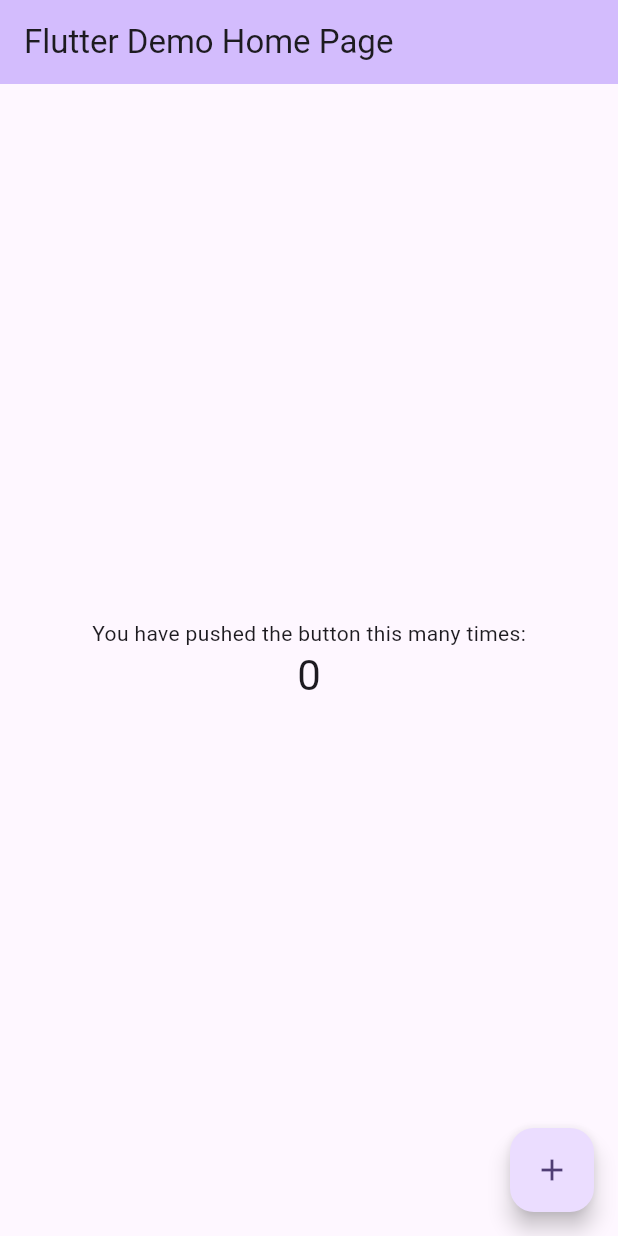
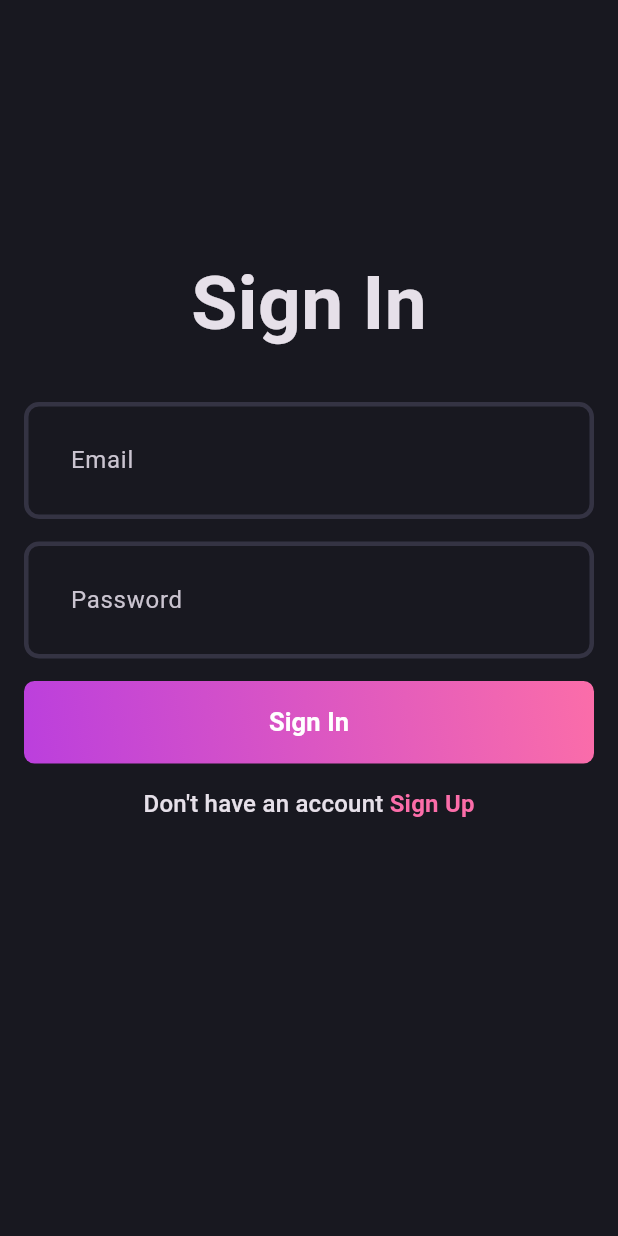
Before and after one commit to Harshul-Dwivedi/blog_app, a Flutter app: the screen it shows after launch, on a phone screen of 412 x 824 dp. Run offline on Flutter 3.47's test engine with Material 3 defaults, Android fonts, the phone set to English and light mode, and no system bars; our stand-ins replace flutter_bloc, fpdart, supabase_flutter; accounts and stored records are empty.

Commit message:
login and signup page added

```diff
--- /dev/null
+++ b/lib/core/error/exception.dart
@@ -0,0 +1,5 @@
+class ServerException implements Exception {
+  final String message;
+
+  const ServerException(this.message);
+}
--- /dev/null
+++ b/lib/core/error/failures.dart
@@ -0,0 +1,5 @@
+class Failures {
+  final String message;
+
+  Failures([this.message = "An unexpected error occurred!"]);
+}
--- /dev/null
+++ b/lib/core/theme/app_pallete.dart
@@ -0,0 +1,13 @@
+import 'package:flutter/material.dart';
+
+class AppPallete {
+  static const Color backgroundColor = Color.fromRGBO(24, 24, 32, 1);
+  static const Color gradient1 = Color.fromRGBO(187, 63, 221, 1);
+  static const Color gradient2 = Color.fromRGBO(251, 109, 169, 1);
+  static const Color gradient3 = Color.fromRGBO(255, 159, 124, 1);
+  static const Color borderColor = Color.fromRGBO(52, 51, 67, 1);
+  static const Color whiteColor = Colors.white;
+  static const Color greyColor = Colors.grey;
+  static const Color errorColor = Colors.redAccent;
+  static const Color transparentColor = Colors.transparent;
+}
--- /dev/null
+++ b/lib/core/theme/theme.dart
@@ -0,0 +1,31 @@
+import 'package:blogger/core/theme/app_pallete.dart';
+import 'package:flutter/material.dart';
+
+class AppTheme {
+  static _border([Color color = AppPallete.borderColor]) => OutlineInputBorder(
+        borderSide: BorderSide(
+          color: color,
+          width: 3,
+        ),
+        borderRadius: BorderRadius.circular(10),
+      );
+  static final darkThemeMode = ThemeData.dark().copyWith(
+    scaffoldBackgroundColor: AppPallete.backgroundColor,
+    appBarTheme: const AppBarTheme(
+      backgroundColor: AppPallete.backgroundColor,
+    ),
+    chipTheme: const ChipThemeData(
+      color: WidgetStatePropertyAll(
+        AppPallete.backgroundColor,
+      ),
+      side: BorderSide.none,
+    ),
+    inputDecorationTheme: InputDecorationTheme(
+      contentPadding: const EdgeInsets.all(27),
+      border: _border(),
+      enabledBorder: _border(),
+      focusedBorder: _border(AppPallete.gradient2),
+      errorBorder: _border(AppPallete.errorColor),
+    ),
+  );
+}
--- /dev/null
+++ b/lib/core/usecase/usecase.dart
@@ -0,0 +1,6 @@
+import 'package:blogger/core/error/failures.dart';
+import 'package:fpdart/fpdart.dart';
+
+abstract interface class Usecase<SuccessType, Params> {
+  Future<Either<Failures, SuccessType>> call(Params params);
+}
--- /dev/null
+++ b/lib/features/auth/data/sources/auth_remote_datasource.dart
@@ -0,0 +1,48 @@
+import 'package:blogger/core/error/exception.dart';
+import 'package:supabase_flutter/supabase_flutter.dart';
+
+abstract interface class AuthRemoteDatasource {
+  Future<String> signUpWithEmailPassword({
+    required String email,
+    required String password,
+    required String name,
+  });
+
+  Future<String> loginWithEmailPassword({
+    required String email,
+    required String password,
+  });
+}
+
+class AuthRemoteDataSourceImpl implements AuthRemoteDatasource {
+  final SupabaseClient supabaseClient;
+
+  ///we are not initialising supabase client here because this will create a dependency
+  ///on authremote  impl. and so we use DI for this purpose. so even in future if we
+  ///change d.b to firebase we dont have to initialise anything here.
+
+  AuthRemoteDataSourceImpl(this.supabaseClient);
+  @override
+  Future<String> loginWithEmailPassword(
+      {required String email, required String password}) {
+    // TODO: implement loginWithEmailPassword
+    throw UnimplementedError();
+  }
+
+  @override
+  Future<String> signUpWithEmailPassword(
+      {required String email,
+      required String password,
+      required String name}) async {
+    try {
+      final response = await supabaseClient.auth
+          .signUp(password: password, email: email, data: {'name': name});
+      if (response.user == null) {
+        throw const ServerException("User is null");
+      }
+      return response.user!.id;
+    } catch (e) {
+      throw ServerException(e.toString());
+    }
+  }
+}
--- /dev/null
+++ b/lib/features/auth/domain/repository/auth_repository.dart
@@ -0,0 +1,10 @@
+import 'package:blogger/core/error/failures.dart';
+import 'package:fpdart/fpdart.dart';
+
+abstract interface class AuthRepository {
+  Future<Either<Failures, String>> signUpWithEmailPassword(
+      {required String email, required String name, required String password});
+
+  Future<Either<Failures, String>> loginWithEmailPassword(
+      {required String email, required String password});
+}
--- /dev/null
+++ b/lib/features/auth/domain/usecase/user_signup.dart
@@ -0,0 +1,27 @@
+// ignore_for_file: public_member_api_docs, sort_constructors_first
+import 'package:blogger/core/error/failures.dart';
+import 'package:blogger/core/usecase/usecase.dart';
+import 'package:blogger/features/auth/domain/repository/auth_repository.dart';
+import 'package:fpdart/fpdart.dart';
+
+class UserSignupUsecase implements Usecase<String, UserSignupParams> {
+  final AuthRepository authRepository;
+
+  UserSignupUsecase(this.authRepository);
+  @override
+  Future<Either<Failures, String>> call(UserSignupParams params) async {
+    return await authRepository.signUpWithEmailPassword(
+        email: params.name, name: params.email, password: params.password);
+  }
+}
+
+class UserSignupParams {
+  final String email;
+  final String password;
+  final String name;
+  UserSignupParams({
+    required this.email,
+    required this.password,
+    required this.name,
+  });
+}
--- /dev/null
+++ b/lib/features/auth/presentation/bloc/auth_event.dart
@@ -0,0 +1,16 @@
+part of 'auth_bloc.dart';
+
+@immutable
+sealed class AuthEvent {}
+
+final class AuthSignUp extends AuthEvent {
+  final String email;
+  final String password;
+  final String name;
+
+  AuthSignUp({
+    required this.email,
+    required this.password,
+    required this.name,
+  });
+}
--- /dev/null
+++ b/lib/features/auth/presentation/pages/login_page.dart
@@ -0,0 +1,102 @@
+import 'package:blogger/core/theme/app_pallete.dart';
+import 'package:blogger/features/auth/presentation/pages/signup_page.dart';
+import 'package:blogger/features/auth/presentation/widgets/auth_field.dart';
+import 'package:blogger/features/auth/presentation/widgets/auth_gradient_button.dart';
+import 'package:flutter/material.dart';
+
+class LoginPage extends StatefulWidget {
+  static route() =>
+      MaterialPageRoute(builder: (BuildContext context) => const LoginPage());
+  const LoginPage({super.key});
+
+  @override
+  State<LoginPage> createState() => _LoginPageState();
+}
+
+class _LoginPageState extends State<LoginPage> {
+  final emailController = TextEditingController();
+  final passwordController = TextEditingController();
+
+  final formKey = GlobalKey<FormState>();
+
+  @override
+  void dispose() {
+    emailController.dispose();
+    passwordController.dispose();
+    super.dispose();
+  }
+
+  @override
+  Widget build(BuildContext context) {
+    return Scaffold(
+      resizeToAvoidBottomInset: true,
+      body: SingleChildScrollView(
+        child: Padding(
+          padding: const EdgeInsets.all(16.0),
+          child: Form(
+            /// The FormKey is declared inside the build method because every time a rebuild occurs,
+            /// a new instance of the FormKey is created, ensuring that no old data or state persists.
+            /// This is important when we want a fresh form every time the widget rebuilds,
+            /// without retaining any previous input or validation state.
+
+            key: formKey,
+            child: Column(
+              // mainAxisSize: MainAxisSize.min,
+              mainAxisAlignment: MainAxisAlignment.center,
+              children: [
+                const SizedBox(height: 150),
+                const Text(
+                  "Sign In",
+                  style: TextStyle(fontSize: 50, fontWeight: FontWeight.bold),
+                ),
+                const SizedBox(
+                  height: 30,
+                ),
+                AuthField(
+                  hintText: "Email",
+                  textEditingController: emailController,
+                ),
+                const SizedBox(
+                  height: 15,
+                ),
+                AuthField(
+                  // isObscureText: true,
+                  hintText: "Password",
+                  textEditingController: passwordController,
+                ),
+                const SizedBox(
+                  height: 15,
+                ),
+                AuthGradientButton(onPressed: () {}, label: "Sign In"),
+                const SizedBox(
+                  height: 15,
+                ),
+                GestureDetector(
+                  onTap: () {
+                    Navigator.push(context, SignupPage.route());
+                  },
+                  child: RichText(
+                    text: TextSpan(
+                        children: [
+                          TextSpan(
+                              text: "Sign Up",
+                              style: Theme.of(context)
+                                  .textTheme
+                                  .titleMedium
+                                  ?.copyWith(
+                                    color: AppPallete.gradient2,
+                                    fontWeight: FontWeight.bold,
+                                  ))
+                        ],
+                        text: "Don't have an account ",
+                        style: Theme.of(context).textTheme.titleMedium),
+                  ),
+                ),
+              ],
+            ),
+          ),
+        ),
+      ),
+    );
+  }
+}
--- /dev/null
+++ b/lib/features/auth/presentation/widgets/auth_field.dart
@@ -0,0 +1,29 @@
+import 'package:flutter/material.dart';
+
+class AuthField extends StatelessWidget {
+  final bool isObscureText;
+  final TextEditingController textEditingController;
+  final String hintText;
+  const AuthField(
+      {super.key,
+      required this.hintText,
+      required this.textEditingController,
+      this.isObscureText = false});
+
+  @override
+  Widget build(BuildContext context) {
+    return TextFormField(
+      obscureText: isObscureText,
+      controller: textEditingController,
+      decoration: InputDecoration(
+        hintText: hintText,
+      ),
+      validator: (value) {
+        if (value!.isEmpty) {
+          return "$hintText is missing";
+        }
+        return null;
+      },
+    );
+  }
+}
--- /dev/null
+++ b/lib/features/auth/presentation/widgets/auth_gradient_button.dart
@@ -0,0 +1,36 @@
+import 'package:blogger/core/theme/app_pallete.dart';
+import 'package:flutter/material.dart';
+
+class AuthGradientButton extends StatelessWidget {
+  final String label;
+  final VoidCallback onPressed;
+  const AuthGradientButton(
+      {super.key, required this.onPressed, required this.label});
+
+  @override
+  Widget build(BuildContext context) {
+    return Container(
+      decoration: BoxDecoration(
+        gradient: const LinearGradient(colors: [
+          AppPallete.gradient1,
+          AppPallete.gradient2,
+        ], begin: Alignment.bottomLeft, end: Alignment.topRight),
+        borderRadius: BorderRadius.circular(7),
+      ),
+      child: ElevatedButton(
+        onPressed: onPressed,
+        style: ElevatedButton.styleFrom(
+            fixedSize: const Size(395, 55),
+            backgroundColor: AppPallete.transparentColor,
+            shadowColor: AppPallete.transparentColor),
+        child: Text(
+          label,
+          style: const TextStyle(
+              fontWeight: FontWeight.bold,
+              fontSize: 17,
+              color: AppPallete.whiteColor),
+        ),
+      ),
+    );
+  }
+}
--- a/lib/main.dart
+++ b/lib/main.dart
@@ -1,125 +1,46 @@
+import 'package:blogger/core/secrets/supabase_secrets.dart';
+import 'package:blogger/core/theme/theme.dart';
+import 'package:blogger/features/auth/data/repositories/auth_repo_impl.dart';
+import 'package:blogger/features/auth/data/sources/auth_remote_datasource.dart';
+import 'package:blogger/features/auth/domain/usecase/user_signup.dart';
+import 'package:blogger/features/auth/presentation/bloc/auth_bloc.dart';
+import 'package:blogger/features/auth/presentation/pages/login_page.dart';
+import 'package:blogger/features/auth/presentation/pages/signup_page.dart';
 import 'package:flutter/material.dart';
+import 'package:flutter_bloc/flutter_bloc.dart';
+import 'package:supabase_flutter/supabase_flutter.dart';
 
-void main() {
-  runApp(const MyApp());
+void main() async {
+  WidgetsFlutterBinding.ensureInitialized();
+  final supabase = await Supabase.initialize(
+      url: SupabaseSecrets.supabaseUrl,
+      anonKey: SupabaseSecrets.supabaseAnonKey);
+  runApp(MultiBlocProvider(
+    providers: [
+      BlocProvider(
+        create: (_) => AuthBloc(
+          usersSignUpUsecase: UserSignupUsecase(
+            AuthRepositoryImpl(
+              AuthRemoteDataSourceImpl(supabase.client),
+            ),
+          ),
+        ),
+      ),
+    ],
+    child: const MyApp(),
+  ));
 }
 
 class MyApp extends StatelessWidget {
   const MyApp({super.key});
 
-  // This widget is the root of your application.
   @override
   Widget build(BuildContext context) {
     return MaterialApp(
-      title: 'Flutter Demo',
-      theme: ThemeData(
-        // This is the theme of your application.
-        //
-        // TRY THIS: Try running your application with "flutter run". You'll see
-        // the application has a purple toolbar. Then, without quitting the app,
-        // try changing the seedColor in the colorScheme below to Colors.green
-        // and then invoke "hot reload" (save your changes or press the "hot
-        // reload" button in a Flutter-supported IDE, or press "r" if you used
-        // the command line to start the app).
-        //
-        // Notice that the counter didn't reset back to zero; the application
-        // state is not lost during the reload. To reset the state, use hot
-        // restart instead.
-        //
-        // This works for code too, not just values: Most code changes can be
-        // tested with just a hot reload.
-        colorScheme: ColorScheme.fromSeed(seedColor: Colors.deepPurple),
-        useMaterial3: true,
-      ),
-      home: const MyHomePage(title: 'Flutter Demo Home Page'),
+      debugShowCheckedModeBanner: false,
+      title: 'Blogger',
+      theme: AppTheme.darkThemeMode,
+      home: LoginPage(),
     );
   }
 }
-
-class MyHomePage extends StatefulWidget {
-  const MyHomePage({super.key, required this.title});
-
-  // This widget is the home page of your application. It is stateful, meaning
-  // that it has a State object (defined below) that contains fields that affect
-  // how it looks.
-
-  // This class is the configuration for the state. It holds the values (in this
-  // case the title) provided by the parent (in this case the App widget) and
-  // used by the build method of the State. Fields in a Widget subclass are
-  // always marked "final".
-
-  final String title;
-
-  @override
-  State<MyHomePage> createState() => _MyHomePageState();
-}
-
-class _MyHomePageState extends State<MyHomePage> {
-  int _counter = 0;
-
-  void _incrementCounter() {
-    setState(() {
-      // This call to setState tells the Flutter framework that something has
-      // changed in this State, which causes it to rerun the build method below
-      // so that the display can reflect the updated values. If we changed
-      // _counter without calling setState(), then the build method would not be
-      // called again, and so nothing would appear to happen.
-      _counter++;
-    });
-  }
-
-  @override
-  Widget build(BuildContext context) {
-    // This method is rerun every time setState is called, for instance as done
-    // by the _incrementCounter method above.
-    //
-    // The Flutter framework has been optimized to make rerunning build methods
-    // fast, so that you can just rebuild anything that needs updating rather
-    // than having to individually change instances of widgets.
-    return Scaffold(
-      appBar: AppBar(
-        // TRY THIS: Try changing the color here to a specific color (to
-        // Colors.amber, perhaps?) and trigger a hot reload to see the AppBar
-        // change color while the other colors stay the same.
-        backgroundColor: Theme.of(context).colorScheme.inversePrimary,
-        // Here we take the value from the MyHomePage object that was created by
-        // the App.build method, and use it to set our appbar title.
-        title: Text(widget.title),
-      ),
-      body: Center(
-        // Center is a layout widget. It takes a single child and positions it
-        // in the middle of the parent.
-        child: Column(
-          // Column is also a layout widget. It takes a list of children and
-          // arranges them vertically. By default, it sizes itself to fit its
-          // children horizontally, and tries to be as tall as its parent.
-          //
-          // Column has various properties to control how it sizes itself and
-          // how it positions its children. Here we use mainAxisAlignment to
-          // center the children vertically; the main axis here is the vertical
-          // axis because Columns are vertical (the cross axis would be
-          // horizontal).
-          //
-          // TRY THIS: Invoke "debug painting" (choose the "Toggle Debug Paint"
-          // action in the IDE, or press "p" in the console), to see the
-          // wireframe for each widget.
-          mainAxisAlignment: MainAxisAlignment.center,
-          children: <Widget>[
-            const Text(
-              'You have pushed the button this many times:',
-            ),
-            Text(
-              '$_counter',
-              style: Theme.of(context).textTheme.headlineMedium,
-            ),
-          ],
-        ),
-      ),
-      floatingActionButton: FloatingActionButton(
-        onPressed: _incrementCounter,
-        tooltip: 'Increment',
-        child: const Icon(Icons.add),
-      ), // This trailing comma makes auto-formatting nicer for build methods.
-    );
-  }
-}
```
Also changed, not shown: lib/features/auth/data/repositories/auth_repo_impl.dart (added, +31 -0 lines), lib/features/auth/presentation/bloc/auth_bloc.dart (added, +26 -0 lines), lib/features/auth/presentation/bloc/auth_state.dart (added, +21 -0 lines), lib/features/auth/presentation/pages/signup_page.dart (added, +116 -0 lines).
